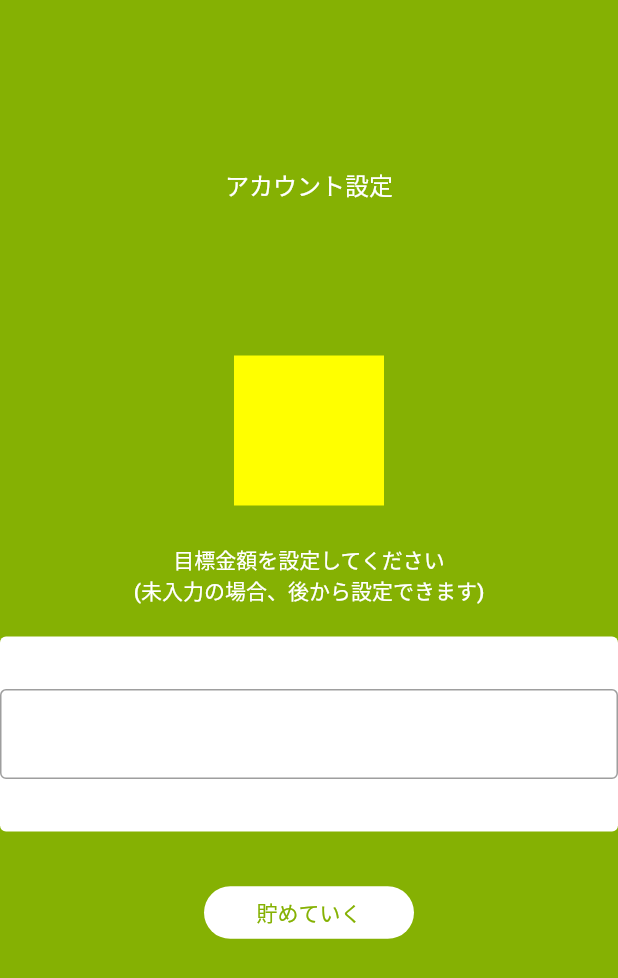
After one commit to WAsub/Humpty, a Flutter app: the InitialGoal screen opened directly, on a phone screen of 412 x 824 dp. The commit adds this screen. Shown: the top 978 px of the screen. Run offline on Flutter 3.47's test engine with Material 2 defaults, Android fonts, the phone set to English and light mode, and no system bars; our stand-ins replace shared_preferences, sqflite; accounts and stored records are empty; statements that could not run were skipped.

Commit message:
初期設定画面API処理以外大体できた。メイン画面改装中

```diff
--- /dev/null
+++ b/humpty_tyokin/lib/InitialGoal.dart
@@ -0,0 +1,191 @@
+import 'package:flutter/material.dart';
+import 'package:humpty_tyokin/apiResults.dart';
+import 'package:humpty_tyokin/coutomWidget/customTextField.dart';
+import 'package:shared_preferences/shared_preferences.dart';
+
+class InitialGoal extends StatefulWidget {
+  @override
+  _InitialGoalState createState() => _InitialGoalState();
+}
+
+class _InitialGoalState extends State<InitialGoal> {
+  /** HTTP通信 */
+  ApiResults httpRes;
+  var goalController = TextEditingController();
+
+  final _goalfocusNode = FocusNode();
+
+  double nonShow = 1;
+  @override
+  void initState() {
+    super.initState();
+    _goalfocusNode.addListener(() {
+      if (_goalfocusNode.hasFocus) {
+        print('フォーカスした');
+        setState(() {
+          nonShow = 0;
+        });
+      } else {
+        print('フォーカスが外れた');
+        setState(() {
+          nonShow = 1;
+        });
+      }
+    });
+  }
+
+  @override
+  void dispose() {
+    goalController.dispose();
+    super.dispose();
+  }
+  @override
+  Widget build(BuildContext context) {
+    double deviceHeight;
+    double deviceWidth;
+    double textFieldHeight = 150;
+
+    return  WillPopScope(
+      onWillPop: ()async=> false,
+      child: Scaffold(
+        body: LayoutBuilder(builder: (context, constraints) {
+          deviceHeight = constraints.maxHeight;
+          deviceWidth = constraints.maxWidth;
+
+          return GestureDetector(
+              onTap: () => FocusScope.of(context).unfocus(), // キーボード外の画面タップでキーボードを閉じる
+            child: Container(
+              height: deviceHeight,
+              width: deviceWidth,
+              color: Color(0xff85b103),
+              child: Column(
+                children: [
+                  Container(
+                    alignment: Alignment.bottomCenter,
+                    height: (deviceHeight - textFieldHeight) * 0.2 * nonShow,
+                    child: Text("アカウント設定",
+                      style: TextStyle(
+                        color: Colors.white,
+                        fontWeight: FontWeight.w500,
+                        fontSize: 16,
+                      ),
+                    ),
+                  ),
+                  Container(
+                    alignment: Alignment.bottomCenter,
+                    height: (deviceHeight - textFieldHeight) * 0.3 * nonShow,
+                    child: Container(
+                          height: 100,
+                          width: 100,
+                          color: Colors.yellowAccent,
+                        ),
+                  ),
+                  Container(
+                    alignment: Alignment.bottomCenter,
+                    height: (deviceHeight - textFieldHeight) * 0.1 * nonShow,
+                    child: Text("目標金額を設定してください\n(未入力の場合、後から設定できます)",
+                      textAlign: TextAlign.center,
+                      style: TextStyle(
+                        color: Colors.white,
+                        fontWeight: FontWeight.w500,
+                        fontSize: 14,
+                      ),
+                    )
+                  ),
+                  Container(
+                    alignment: Alignment.topCenter,
+                    height: 150,
+                    child: CustomTextField(
+                          width: deviceWidth * 0.85,
+                          height: 50,
+                          margin: EdgeInsets.only(top: 60),
+                          hintText: "目標金額",
+                          focusNode: _goalfocusNode,
+                          controller: goalController,
+                          keyboardType: TextInputType.number,
+                        ),
+                  ),
+                  Container(
+                    alignment: Alignment.topCenter,
+                    height: ((deviceHeight- textFieldHeight) * 0.4 - 30),
+                    margin: EdgeInsets.only(top: 30),
+                    // ignore: deprecated_member_use
+                    child: FlatButton(
+                      height: 35,
+                      minWidth: 140,
+                      child: Text('貯めていく',style: TextStyle(color: Color(0xff85b103)),),
+                      color: Colors.white,
+                      shape: StadiumBorder(),
+                      onPressed: () {
+                        bool flg = true;
+                        /** 数字なら通す */
+                        if(!RegExp(r'^\d+$').hasMatch(goalController.text)){
+                          print(goalController);
+                          flg = false;
+                        }
+                        /** 設定しない場合も通す */
+                        if(goalController.text == ""){
+                          flg = true;
+                        }
+                        if(flg){
+                          print("ddd");
+                          // goalSet(int.parse(goalController.text));
+                          /** ここまで終わったらメイン画面に戻す */
+                          Navigator.pop(context,);
+                        }
+                      },
+                    ),
+                  )
+                ],
+              ),
+            )
+          );
+
+
+
+        })
+      )
+    );
+  }
+
+  /** 登録 */
+  Future<void> goalSet(int goal) async {
+    // memoizer.runOnce(
+    //   () async {
+        // bool flg = false;
+        // while (!flg) {
+        //   /** サーバーへデータを送信 */
+        //   httpRes = await fetchApiResults(
+        //     "http://haveabook.php.xdomain.jp/editing/api/sumple_api.php",
+        //     new SignUpRequest(username: name, userpass: pass).toJson()
+        //   );
+        //   /** 成功したら端末に保存 */
+        //   if(httpRes.message != "Failed"){
+        //     SharedPreferences prefs = await SharedPreferences.getInstance();
+        //     await prefs.setString("myname", name);
+        //     await prefs.setString("mypass", pass);
+        //     await prefs.setBool("first", true);
+        //     await prefs.setBool("login", true);
+        //     flg = true;
+        //   }
+        // }
+
+
+    //   },
+    // );
+  }
+
+}
+
+class SignUpRequest {
+  final String username;
+  final String userpass;
+  SignUpRequest({
+    this.username,
+    this.userpass,
+  });
+  Map<String, dynamic> toJson() => {
+        'username': username,
+        'userpass': userpass,
+      };
+}
--- a/humpty_tyokin/lib/apiResults.dart
+++ b/humpty_tyokin/lib/apiResults.dart
@@ -3,8 +3,6 @@ import 'dart:async';
 import 'dart:convert';
 
 import 'package:http/http.dart' as http;
-
-
 class ApiResults {
   final String message;
   final List<dynamic> data;
--- /dev/null
+++ b/humpty_tyokin/lib/coutomWidget/customTextField.dart
@@ -0,0 +1,79 @@
+import 'package:flutter/material.dart';
+
+class CustomTextField extends StatefulWidget{
+  final double height;
+  final double width;
+  EdgeInsets margin;
+  Color backgroundColor = Colors.white;
+  final FocusNode focusNode;
+  final TextEditingController controller;
+  String hintText = "";
+  double hintFontSize = 17;
+  double fontSize = 17;
+  TextAlign textAlign = TextAlign.right;
+  bool obscureText = false;
+  TextInputType keyboardType = TextInputType.visiblePassword;
+
+  CustomTextField({
+    this.height,
+    this.width,
+    this.margin,
+    this.backgroundColor,
+    this.focusNode,
+    this.controller,
+    this.hintText,
+    this.hintFontSize,
+    this.fontSize,
+    this.textAlign,
+    this.obscureText,
+    this.keyboardType,
+  });
+  @override
+  CustomTextFieldState createState() => CustomTextFieldState();
+
+
+
+}
+
+
+class CustomTextFieldState extends State<CustomTextField> {
+
+  @override
+  Widget build(BuildContext context) {
+    if(widget.margin == null){
+      widget.margin = EdgeInsets.only(top: 20);
+    }
+    if(widget.backgroundColor == null){
+      widget.backgroundColor = Colors.white;
+    }
+    if(widget.obscureText == null){
+      widget.obscureText = false;
+    }
+
+    return Container(
+      alignment: Alignment.center,
+      height: widget.height,
+      width: widget.width,
+      margin: widget.margin,
+      decoration: BoxDecoration(
+        color: widget.backgroundColor,
+        borderRadius: BorderRadius.circular(4),),
+      child:TextField(
+        focusNode: widget.focusNode,
+        controller: widget.controller,
+        decoration: new InputDecoration(
+          hintText: widget.hintText,
+          hintStyle: TextStyle(fontSize: widget.hintFontSize,),
+          border: OutlineInputBorder(
+            borderRadius: BorderRadius.circular(4),
+            borderSide: BorderSide()
+          ),
+        ),
+        style: TextStyle(fontSize: widget.fontSize,),
+        textAlign: TextAlign.right,
+        obscureText: widget.obscureText,
+        keyboardType: widget.keyboardType,
+      ),
+    );
+  }
+}
```
Also changed, not shown: humpty_tyokin/lib/coutomWidget/customParameter.dart (renamed from humpty_tyokin/lib/customParameter.dart, +28 -9 lines), humpty_tyokin/lib/createAccount.dart (+31 -45 lines), humpty_tyokin/lib/initialSetting.dart (+97 -60 lines), humpty_tyokin/lib/main.dart (+39 -9 lines), 1 other file.
